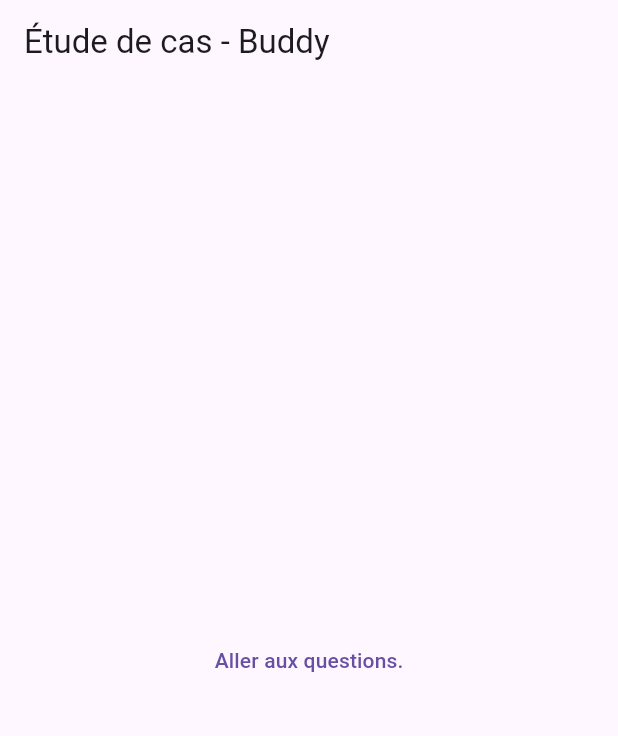
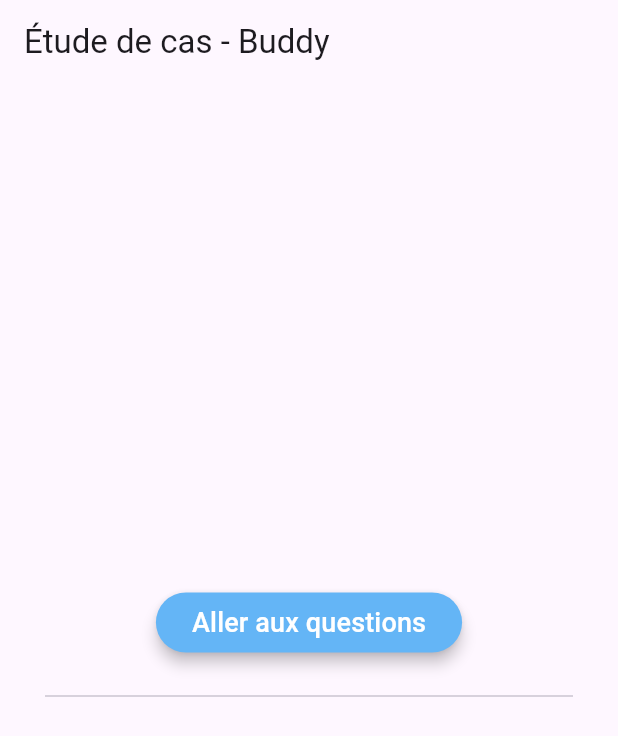
Before and after one commit to rd-xx/edc_buddy, a Flutter app: the screen it shows after launch, on a phone screen of 412 x 824 dp. Shown: the top 736 px of the screen. Run offline on Flutter 3.47's test engine with Material 2 defaults, Android fonts, the light colour scheme and no system bars; our stand-ins replace get, get_storage.

Commit message:
feat(HomeScreen): show answers in home screen, if any

```diff
--- a/lib/screens/home.screen.dart
+++ b/lib/screens/home.screen.dart
@@ -1,61 +1,71 @@
+import 'package:edc_buddy/api/get_questions.dart';
 import 'package:edc_buddy/screens/questions.screen.dart';
 import 'package:flutter/material.dart';
 import 'package:get/get.dart';
+import 'package:get_storage/get_storage.dart';
 
 class HomeScreen extends StatefulWidget {
   const HomeScreen({super.key});
-
-  // This widget is the home page of your application. It is stateful, meaning
-  // that it has a State object (defined below) that contains fields that affect
-  // how it looks.
-
-  // This class is the configuration for the state. It holds the values (in this
-  // case the title) provided by the parent (in this case the App widget) and
-  // used by the build method of the State. Fields in a Widget subclass are
-  // always marked "final".
 
   @override
   State<HomeScreen> createState() => _HomeScreenState();
 }
 
 class _HomeScreenState extends State<HomeScreen> {
+  /// Generate a list of Row from the stored answers.
+  List<Row> _getAnswers() {
+    List<Row> rows = [];
+
+    for (var question in apiQuestions) {
+      if (!GetStorage().hasData(question["Key"]!)) continue;
+      String answer = GetStorage().read(question["Key"]!);
+
+      rows.add(Row(
+        mainAxisAlignment: MainAxisAlignment.center,
+        children: [
+          Text(
+            "${question["Label"]} : ",
+            style: const TextStyle(fontSize: 24),
+          ),
+          Text(
+            answer,
+            style: const TextStyle(
+                fontSize: 24,
+                fontWeight: FontWeight.bold,
+                color: Colors.redAccent),
+          ),
+        ],
+      ));
+    }
+
+    return rows;
+  }
+
   @override
   Widget build(BuildContext context) {
-    // This method is rerun every time setState is called, for instance as done
-    // by the _incrementCounter method above.
-    //
-    // The Flutter framework has been optimized to make rerunning build methods
-    // fast, so that you can just rebuild anything that needs updating rather
-    // than having to individually change instances of widgets.
     return Scaffold(
       appBar: AppBar(
-        // Here we take the value from the MyHomePage object that was created by
-        // the App.build method, and use it to set our appbar title.
         title: const Text("Étude de cas - Buddy"),
       ),
       body: Center(
-        // Center is a layout widget. It takes a single child and positions it
-        // in the middle of the parent.
         child: Column(
-          // Column is also a layout widget. It takes a list of children and
-          // arranges them vertically. By default, it sizes itself to fit its
-          // children horizontally, and tries to be as tall as its parent.
-          //
-          // Invoke "debug painting" (press "p" in the console, choose the
-          // "Toggle Debug Paint" action from the Flutter Inspector in Android
-          // Studio, or the "Toggle Debug Paint" command in Visual Studio Code)
-          // to see the wireframe for each widget.
-          //
-          // Column has various properties to control how it sizes itself and
-          // how it positions its children. Here we use mainAxisAlignment to
-          // center the children vertically; the main axis here is the vertical
-          // axis because Columns are vertical (the cross axis would be
-          // horizontal).
           mainAxisAlignment: MainAxisAlignment.center,
           children: [
-            TextButton(
-                child: const Text("Aller aux questions."),
-                onPressed: () => Get.to(const QuestionsScreen())),
+            ElevatedButton(
+                style: ElevatedButton.styleFrom(
+                    backgroundColor: Colors.blue.shade300, elevation: 4),
+                child: const Text(
+                  "Aller aux questions",
+                  style: TextStyle(fontSize: 18, color: Colors.white),
+                ),
+                onPressed: () => Get.to(() => const QuestionsScreen())),
+            const Divider(
+              height: 50,
+              indent: 30,
+              endIndent: 30,
+              thickness: 1,
+            ),
+            ..._getAnswers()
           ],
         ),
       ),
```
